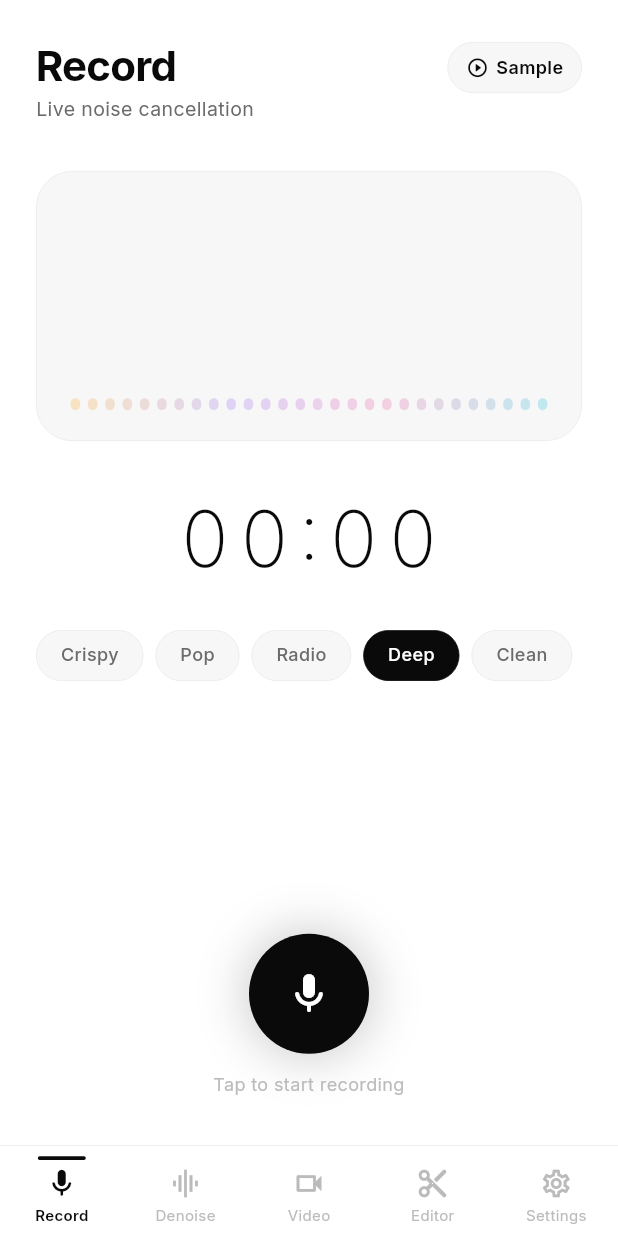
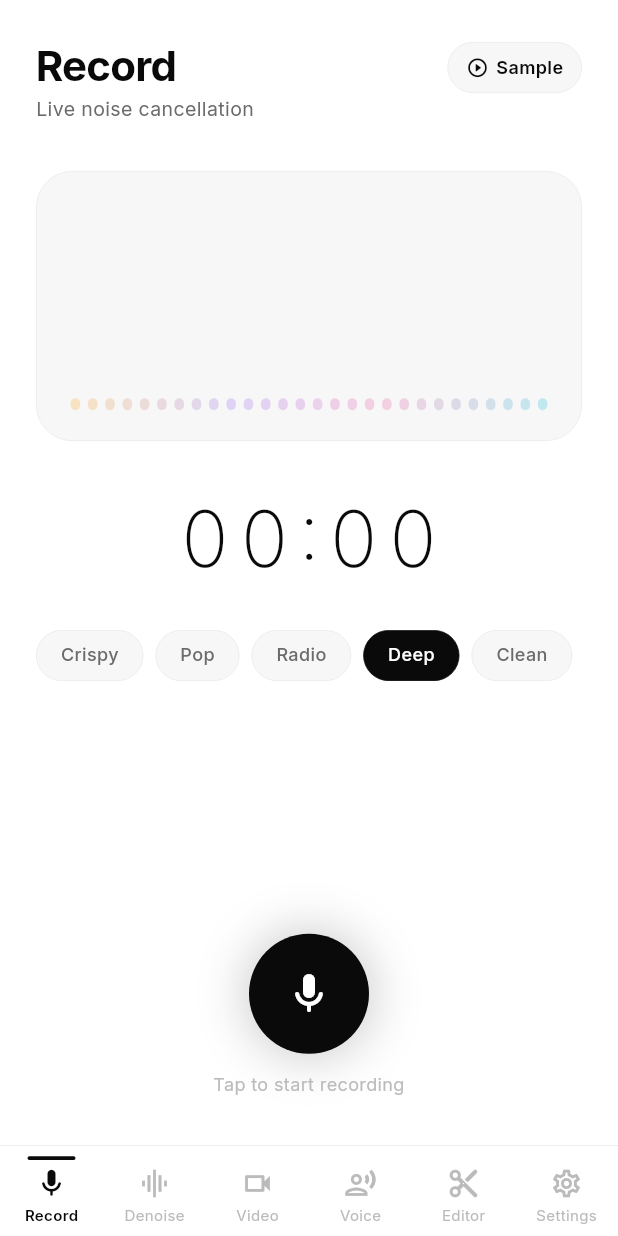
Before and after one commit to selvavishnum/Audio-denoise, a Flutter app: the RootShell screen opened by its route, after a tap on "Deep", on a phone screen of 412 x 824 dp. Run offline on Flutter 3.47's test engine with Material 3 defaults, Android fonts, the phone set to English and light mode, and no system bars; our stand-ins replace file_picker, firebase_analytics, firebase_auth, firebase_core, flutter_animate, flutter_tts and 9 more; missing offline and left inert: purchases_flutter, record; accounts and stored records are empty.

Commit message:
Add Text-to-Voice screen with AI neural speech synthesis
New 'Voice' tab (index 3) between Video and Editor in the bottom nav.

Features:
- Female / Male voice selector — picks the best available neural voice
  from the device TTS engine (Google TTS WaveNet voices on Android)
- Speed slider (0.5x – 2.0x) and Pitch slider (0.5 – 2.0)
- Multi-line text input with placeholder guidance
- 'Generate Voice' button — synthesises directly to a WAV file on device
  via flutter_tts synthesizeToFile(), falls back to speaker preview
  if file synthesis isn't supported by the installed TTS engine
- Preview player (play/stop) once generation is complete
- 'Denoise Voice' button — loads the generated WAV into AudioProvider
  so the user can open the Denoise tab and apply noise reduction, EQ
  presets, and export in any format
- 'Regenerate' button to try again with adjusted settings

No external API or API key required — runs fully on-device using the
system TTS engine (flutter_tts ^4.2.0).

Co-Authored-By: Claude <noreply@anthropic.com>
Claude-Session: https://claude.ai/code/session_018pH9R595uc49AosH49Lwta

```diff
--- a/lib/main.dart
+++ b/lib/main.dart
@@ -14,6 +14,7 @@ import 'screens/onboarding_screen.dart';
 import 'screens/record_screen.dart';
 import 'screens/denoise_screen.dart';
 import 'screens/video_denoise_screen.dart';
+import 'screens/tts_screen.dart';
 import 'screens/edit_screen.dart';
 import 'screens/settings_screen.dart';
 import 'services/ad_service.dart';
@@ -107,6 +108,7 @@ class _RootShellState extends State<RootShell> {
     RecordScreen(),
     DenoiseScreen(),
     VideoDenoiseScreen(),
+    TtsScreen(),
     EditScreen(),
     SettingsScreen(),
   ];
@@ -145,11 +147,12 @@ class _BottomNav extends StatelessWidget {
           height: 60,
           child: Row(
             children: [
-              _NavItem(icon: Icons.mic_none_rounded,    activeIcon: Icons.mic_rounded,          label: 'Record',   index: 0, current: currentIndex, onTap: onTap),
-              _NavItem(icon: Icons.graphic_eq_outlined, activeIcon: Icons.graphic_eq,           label: 'Denoise',  index: 1, current: currentIndex, onTap: onTap),
-              _NavItem(icon: Icons.videocam_outlined,   activeIcon: Icons.videocam_rounded,     label: 'Video',    index: 2, current: currentIndex, onTap: onTap),
-              _NavItem(icon: Icons.content_cut_rounded, activeIcon: Icons.content_cut_rounded,  label: 'Editor',   index: 3, current: currentIndex, onTap: onTap),
-              _NavItem(icon: Icons.settings_outlined,   activeIcon: Icons.settings_rounded,     label: 'Settings', index: 4, current: currentIndex, onTap: onTap),
+              _NavItem(icon: Icons.mic_none_rounded,          activeIcon: Icons.mic_rounded,              label: 'Record',   index: 0, current: currentIndex, onTap: onTap),
+              _NavItem(icon: Icons.graphic_eq_outlined,       activeIcon: Icons.graphic_eq,               label: 'Denoise',  index: 1, current: currentIndex, onTap: onTap),
+              _NavItem(icon: Icons.videocam_outlined,         activeIcon: Icons.videocam_rounded,         label: 'Video',    index: 2, current: currentIndex, onTap: onTap),
+              _NavItem(icon: Icons.record_voice_over_outlined, activeIcon: Icons.record_voice_over_rounded, label: 'Voice',  index: 3, current: currentIndex, onTap: onTap),
+              _NavItem(icon: Icons.content_cut_rounded,       activeIcon: Icons.content_cut_rounded,      label: 'Editor',   index: 4, current: currentIndex, onTap: onTap),
+              _NavItem(icon: Icons.settings_outlined,         activeIcon: Icons.settings_rounded,         label: 'Settings', index: 5, current: currentIndex, onTap: onTap),
             ],
           ),
         ),
--- /dev/null
+++ b/lib/screens/tts_screen.dart
@@ -0,0 +1,517 @@
+import 'dart:io';
+
+import 'package:flutter/material.dart';
+import 'package:flutter_tts/flutter_tts.dart';
+import 'package:just_audio/just_audio.dart';
+import 'package:path_provider/path_provider.dart';
+import 'package:provider/provider.dart';
+
+import '../providers/audio_provider.dart';
+import '../theme.dart';
+
+// Voice gender selection
+enum _VoiceGender { female, male }
+
+class TtsScreen extends StatefulWidget {
+  const TtsScreen({super.key});
+
+  @override
+  State<TtsScreen> createState() => _TtsScreenState();
+}
+
+class _TtsScreenState extends State<TtsScreen> {
+  final FlutterTts _tts        = FlutterTts();
+  final AudioPlayer _player    = AudioPlayer();
+  final TextEditingController _ctrl = TextEditingController();
+  final FocusNode _focus       = FocusNode();
+
+  _VoiceGender _gender         = _VoiceGender.female;
+  double _speed                = 0.9;   // 0.5 – 2.0
+  double _pitch                = 1.0;   // 0.5 – 2.0
+  bool _generating             = false;
+  bool _playing                = false;
+  bool _hasSpeech              = false;
+  String? _speechPath;
+  String? _error;
+
+  // All available TTS voices fetched from the engine
+  List<Map<String, String>> _allVoices = [];
+  Map<String, String>? _femaleVoice;
+  Map<String, String>? _maleVoice;
+
+  static const _placeholder = 'Type anything here — news headlines, scripts, '
+      'podcast intros, or just a sentence — and let the AI voice read it aloud.';
+
+  @override
+  void initState() {
+    super.initState();
+    _initTts();
+  }
+
+  Future<void> _initTts() async {
+    await _tts.setLanguage('en-US');
+    await _tts.setSpeechRate(_speed);
+    await _tts.setPitch(_pitch);
+    await _tts.awaitSpeakCompletion(true);
+
+    // Fetch all voices; pick best female + male
+    final raw = await _tts.getVoices;
+    if (raw != null) {
+      _allVoices = (raw as List)
+          .map((v) => Map<String, String>.from(v as Map))
+          .where((v) {
+            final name = (v['name'] ?? '').toLowerCase();
+            final lang = (v['locale'] ?? '');
+            return lang.startsWith('en');
+          })
+          .toList();
+
+      _femaleVoice = _pickVoice(female: true);
+      _maleVoice   = _pickVoice(female: false);
+    }
+
+    _tts.setCompletionHandler(() {
+      if (mounted) setState(() => _playing = false);
+    });
+    _tts.setErrorHandler((msg) {
+      if (mounted) setState(() { _playing = false; _error = msg.toString(); });
+    });
+  }
+
+  Map<String, String>? _pickVoice({required bool female}) {
+    // Priority keywords for each gender in Google TTS voice names
+    final femaleKeys = ['female', '-sfg-', '-tpc-', '-sfc-', 'wavenet-c',
+                        'wavenet-e', 'wavenet-f', 'journey', 'news-n'];
+    final maleKeys   = ['male', '-tpd-', '-tpf-', '-tpg-', 'wavenet-a',
+                        'wavenet-b', 'wavenet-d', 'wavenet-j'];
+    final keys       = female ? femaleKeys : maleKeys;
+
+    for (final key in keys) {
+      final match = _allVoices.firstWhere(
+        (v) => (v['name'] ?? '').toLowerCase().contains(key),
+        orElse: () => {},
+      );
+      if (match.isNotEmpty) return match;
+    }
+    // Fallback: first English voice
+    return _allVoices.isNotEmpty ? _allVoices.first : null;
+  }
+
+  @override
+  void dispose() {
+    _tts.stop();
+    _player.dispose();
+    _ctrl.dispose();
+    _focus.dispose();
+    super.dispose();
+  }
+
+  Future<void> _generate() async {
+    final text = _ctrl.text.trim();
+    if (text.isEmpty) return;
+    _focus.unfocus();
+
+    setState(() { _generating = true; _error = null; _hasSpeech = false; });
+
+    try {
+      // Apply gender-specific voice and pitch
+      final voice = _gender == _VoiceGender.female ? _femaleVoice : _maleVoice;
+      if (voice != null && voice.isNotEmpty) {
+        await _tts.setVoice(voice);
+      }
+      // Pitch nudge for gender when voice names don't distinguish
+      final pitchBias = _gender == _VoiceGender.female ? 0.1 : -0.1;
+      await _tts.setPitch((_pitch + pitchBias).clamp(0.5, 2.0));
+      await _tts.setSpeechRate(_speed);
+
+      // Synthesise to file
+      final dir  = await getApplicationDocumentsDirectory();
+      final path = '${dir.path}/tts_${DateTime.now().millisecondsSinceEpoch}.wav';
+
+      final fileResult = await _tts.synthesizeToFile(text, path);
+      final generated  = fileResult == 1 && await File(path).exists();
+
+      if (generated) {
+        _speechPath = path;
+        setState(() { _generating = false; _hasSpeech = true; });
+      } else {
+        // Fallback: play through speaker (no file)
+        setState(() { _generating = false; _hasSpeech = false;
+          _error = 'Could not save to file — using speaker preview instead.'; });
+        await _tts.speak(text);
+      }
+    } catch (e) {
+      setState(() { _generating = false; _error = 'TTS error: $e'; });
+    }
+  }
+
+  Future<void> _togglePlay() async {
+    if (_speechPath == null) return;
+    if (_playing) {
+      await _player.stop();
+      setState(() => _playing = false);
+    } else {
+      setState(() => _playing = true);
+      try {
+        await _player.setFilePath(_speechPath!);
+        await _player.play();
+      } catch (_) {}
+      setState(() => _playing = false);
+    }
+  }
+
+  Future<void> _sendToDenoise() async {
+    if (_speechPath == null) return;
+    final prov = context.read<AudioProvider>();
+    await prov.loadFile(_speechPath!);
+    if (!mounted) return;
+    ScaffoldMessenger.of(context).showSnackBar(
+      const SnackBar(
+        content: Text('Voice loaded — open the Denoise tab to process it'),
+      ),
+    );
+  }
+
+  @override
+  Widget build(BuildContext context) {
+    return GestureDetector(
+      onTap: () => _focus.unfocus(),
+      child: SafeArea(
+        child: Padding(
+          padding: const EdgeInsets.symmetric(horizontal: 24),
+          child: Column(
+            crossAxisAlignment: CrossAxisAlignment.start,
+            children: [
+              const SizedBox(height: 28),
+              _header(context),
+              const SizedBox(height: 28),
+              _genderRow(),
+              const SizedBox(height: 20),
+              _textInput(),
+              const SizedBox(height: 16),
+              _sliders(),
+              const SizedBox(height: 20),
+              _generateBtn(),
+              const SizedBox(height: 12),
+              if (_error != null) _errorBadge(),
+              if (_hasSpeech) ...[
+                const SizedBox(height: 16),
+                _playbackRow(),
+              ],
+              const Spacer(),
+              if (_hasSpeech) _actionRow(),
+              const SizedBox(height: 24),
+            ],
+          ),
+        ),
+      ),
+    );
+  }
+
+  Widget _header(BuildContext context) => Column(
+    crossAxisAlignment: CrossAxisAlignment.start,
+    children: [
+      Text('Text to Voice', style: Theme.of(context).textTheme.displayLarge),
+      const SizedBox(height: 4),
+      Text('AI neural speech synthesis',
+          style: Theme.of(context).textTheme.bodyMedium),
+    ],
+  );
+
+  Widget _genderRow() => Row(
+    children: [
+      Expanded(child: _GenderChip(
+        label: 'Female',
+        icon: Icons.person_2_outlined,
+        selected: _gender == _VoiceGender.female,
+        onTap: () => setState(() => _gender = _VoiceGender.female),
+      )),
+      const SizedBox(width: 12),
+      Expanded(child: _GenderChip(
+        label: 'Male',
+        icon: Icons.person_outlined,
+        selected: _gender == _VoiceGender.male,
+        onTap: () => setState(() => _gender = _VoiceGender.male),
+      )),
+    ],
+  );
+
+  Widget _textInput() => Container(
+    decoration: BoxDecoration(
+      color: AppColors.surface,
+      borderRadius: BorderRadius.circular(16),
+      border: Border.all(color: AppColors.border, width: 0.5),
+    ),
+    child: TextField(
+      controller: _ctrl,
+      focusNode: _focus,
+      maxLines: 7,
+      minLines: 5,
+      style: const TextStyle(fontSize: 14, color: AppColors.textPrim, height: 1.55),
+      decoration: InputDecoration(
+        hintText: _placeholder,
+        hintStyle: const TextStyle(fontSize: 13, color: AppColors.textDim, height: 1.55),
+        border: InputBorder.none,
+        contentPadding: const EdgeInsets.all(16),
+      ),
+    ),
+  );
+
+  Widget _sliders() => Column(
+    children: [
+      _Slider(
+        label: 'Speed',
+        value: _speed,
+        min: 0.5, max: 2.0,
+        onChanged: (v) => setState(() => _speed = v),
+        leftLabel: 'Slow',
+        rightLabel: 'Fast',
+      ),
+      const SizedBox(height: 12),
+      _Slider(
+        label: 'Pitch',
+        value: _pitch,
+        min: 0.5, max: 2.0,
+        onChanged: (v) => setState(() => _pitch = v),
+        leftLabel: 'Deep',
+        rightLabel: 'High',
+      ),
+    ],
+  );
+
+  Widget _generateBtn() => GestureDetector(
+    onTap: _generating ? null : _generate,
+    child: AnimatedContainer(
+      duration: const Duration(milliseconds: 200),
+      width: double.infinity,
+      padding: const EdgeInsets.symmetric(vertical: 16),
+      decoration: BoxDecoration(
+        color: _generating ? AppColors.border : AppColors.textPrim,
+        borderRadius: BorderRadius.circular(16),
+      ),
+      child: _generating
+          ? const Center(
+              child: SizedBox(
+                width: 20, height: 20,
+                child: CircularProgressIndicator(
+                  strokeWidth: 2, color: AppColors.white),
+              ),
+            )
+          : const Text(
+              'Generate Voice',
+              textAlign: TextAlign.center,
+              style: TextStyle(
+                  fontSize: 15, fontWeight: FontWeight.w700, color: AppColors.white),
+            ),
+    ),
+  );
+
+  Widget _errorBadge() => Container(
+    padding: const EdgeInsets.symmetric(horizontal: 14, vertical: 10),
+    decoration: BoxDecoration(
+      color: AppColors.danger.withValues(alpha: 0.08),
+      borderRadius: BorderRadius.circular(10),
+      border: Border.all(color: AppColors.danger.withValues(alpha: 0.25), width: 0.5),
+    ),
+    child: Text(_error!,
+        style: const TextStyle(fontSize: 12, color: AppColors.danger)),
+  );
+
+  Widget _playbackRow() => Container(
+    padding: const EdgeInsets.symmetric(horizontal: 16, vertical: 14),
+    decoration: BoxDecoration(
+      color: AppColors.surface,
+      borderRadius: BorderRadius.circular(16),
+      border: Border.all(color: AppColors.border, width: 0.5),
+    ),
+    child: Row(children: [
+      GestureDetector(
+        onTap: _togglePlay,
+        child: Container(
+          width: 44, height: 44,
+          decoration: BoxDecoration(
+            color: AppColors.textPrim,
+            borderRadius: BorderRadius.circular(22),
+          ),
+          child: Icon(
+            _playing ? Icons.stop_rounded : Icons.play_arrow_rounded,
+            color: AppColors.white, size: 22,
+          ),
+        ),
+      ),
+      const SizedBox(width: 14),
+      const Expanded(
+        child: Column(crossAxisAlignment: CrossAxisAlignment.start, children: [
+          Text('Preview',
+              style: TextStyle(fontSize: 13, fontWeight: FontWeight.w600,
+                  color: AppColors.textPrim)),
+          SizedBox(height: 2),
+          Text('Tap play to hear your generated voice',
+              style: TextStyle(fontSize: 11, color: AppColors.textSec)),
+        ]),
+      ),
+      Container(
+        padding: const EdgeInsets.symmetric(horizontal: 10, vertical: 5),
+        decoration: BoxDecoration(
+          color: AppColors.success.withValues(alpha: 0.12),
+          borderRadius: BorderRadius.circular(20),
+        ),
+        child: const Text('Ready',
+            style: TextStyle(fontSize: 11, fontWeight: FontWeight.w700,
+                color: AppColors.success)),
+      ),
+    ]),
+  );
+
+  Widget _actionRow() => Row(children: [
+    Expanded(
+      child: _ActionBtn(
+        label: 'Denoise Voice',
+        icon: Icons.graphic_eq_rounded,
+        filled: true,
+        onTap: _sendToDenoise,
+      ),
+    ),
+    const SizedBox(width: 12),
+    Expanded(
+      child: _ActionBtn(
+        label: 'Regenerate',
+        icon: Icons.refresh_rounded,
+        filled: false,
+        onTap: _generate,
+      ),
+    ),
+  ]);
+}
+
+// ── Voice gender chip ──────────────────────────────────────────────────────────
+
+class _GenderChip extends StatelessWidget {
+  final String label;
+  final IconData icon;
+  final bool selected;
+  final VoidCallback onTap;
+
+  const _GenderChip({
+    required this.label, required this.icon,
+    required this.selected, required this.onTap,
+  });
+
+  @override
+  Widget build(BuildContext context) {
+    return GestureDetector(
+      onTap: onTap,
+      child: AnimatedContainer(
+        duration: const Duration(milliseconds: 180),
+        padding: const EdgeInsets.symmetric(vertical: 14),
+        decoration: BoxDecoration(
+          color: selected ? AppColors.textPrim : AppColors.surface,
+          borderRadius: BorderRadius.circular(14),
+          border: Border.all(
+            color: selected ? AppColors.textPrim : AppColors.border,
+            width: 0.5,
+          ),
+        ),
+        child: Row(mainAxisAlignment: MainAxisAlignment.center, children: [
+          Icon(icon, size: 18,
+              color: selected ? AppColors.white : AppColors.textSec),
+          const SizedBox(width: 8),
+          Text(label,
+              style: TextStyle(
+                fontSize: 14, fontWeight: FontWeight.w600,
+                color: selected ? AppColors.white : AppColors.textSec,
+              )),
+        ]),
+      ),
+    );
+  }
+}
+
+// ── Slider row ─────────────────────────────────────────────────────────────────
+
+class _Slider extends StatelessWidget {
+  final String label, leftLabel, rightLabel;
+  final double value, min, max;
+  final ValueChanged<double> onChanged;
+
+  const _Slider({
+    required this.label, required this.value,
+    required this.min, required this.max,
+    required this.onChanged,
+    required this.leftLabel, required this.rightLabel,
+  });
+
+  @override
+  Widget build(BuildContext context) {
+    return Column(crossAxisAlignment: CrossAxisAlignment.start, children: [
+      Row(children: [
+        Text(label,
+            style: const TextStyle(fontSize: 12, fontWeight: FontWeight.w600,
+                color: AppColors.textSec)),
+        const Spacer(),
+        Text(value.toStringAsFixed(1),
+            style: const TextStyle(fontSize: 12, color: AppColors.textDim)),
+      ]),
+      SliderTheme(
+        data: SliderTheme.of(context).copyWith(
+          activeTrackColor: AppColors.textPrim,
+          inactiveTrackColor: AppColors.border,
+          thumbColor: AppColors.textPrim,
+          overlayColor: AppColors.textPrim.withValues(alpha: 0.12),
+          trackHeight: 2,
+          thumbShape: const RoundSliderThumbShape(enabledThumbRadius: 7),
+        ),
+        child: Slider(value: value, min: min, max: max, onChanged: onChanged),
+      ),
+      Padding(
+        padding: const EdgeInsets.symmetric(horizontal: 4),
+        child: Row(children: [
+          Text(leftLabel,
+              style: const TextStyle(fontSize: 10, color: AppColors.textDim)),
+          const Spacer(),
+          Text(rightLabel,
+              style: const TextStyle(fontSize: 10, color: AppColors.textDim)),
+        ]),
+      ),
+    ]);
+  }
+}
+
+// ── Action button ──────────────────────────────────────────────────────────────
+
+class _ActionBtn extends StatelessWidget {
+  final String label;
+  final IconData icon;
+  final bool filled;
+  final VoidCallback onTap;
+
+  const _ActionBtn({
+    required this.label, required this.icon,
+    required this.filled, required this.onTap,
+  });
+
+  @override
+  Widget build(BuildContext context) {
+    return GestureDetector(
+      onTap: onTap,
+      child: Container(
+        padding: const EdgeInsets.symmetric(vertical: 14),
+        decoration: BoxDecoration(
+          color: filled ? AppColors.textPrim : AppColors.surface,
+          borderRadius: BorderRadius.circular(14),
+          border: filled ? null : Border.all(color: AppColors.border, width: 0.5),
+        ),
+        child: Row(mainAxisAlignment: MainAxisAlignment.center, children: [
+          Icon(icon, size: 16,
+              color: filled ? AppColors.white : AppColors.textSec),
+          const SizedBox(width: 7),
+          Text(label,
+              style: TextStyle(
+                fontSize: 13, fontWeight: FontWeight.w600,
+                color: filled ? AppColors.white : AppColors.textSec,
+              )),
+        ]),
+      ),
+    );
+  }
+}
--- a/pubspec.yaml
+++ b/pubspec.yaml
@@ -51,6 +51,9 @@ dependencies:
   # Persistence (preset save, usage counter)
   shared_preferences: ^2.3.5
 
+  # Text-to-Speech (neural voices via device TTS engine)
+  flutter_tts: ^4.2.0
+
   # Neural denoising: DeepFilterNet2 runs via ONNX Runtime (native Android).
   # TFLite removed — incompatible with Flutter 3.44.x Dart SDK.
 
```
